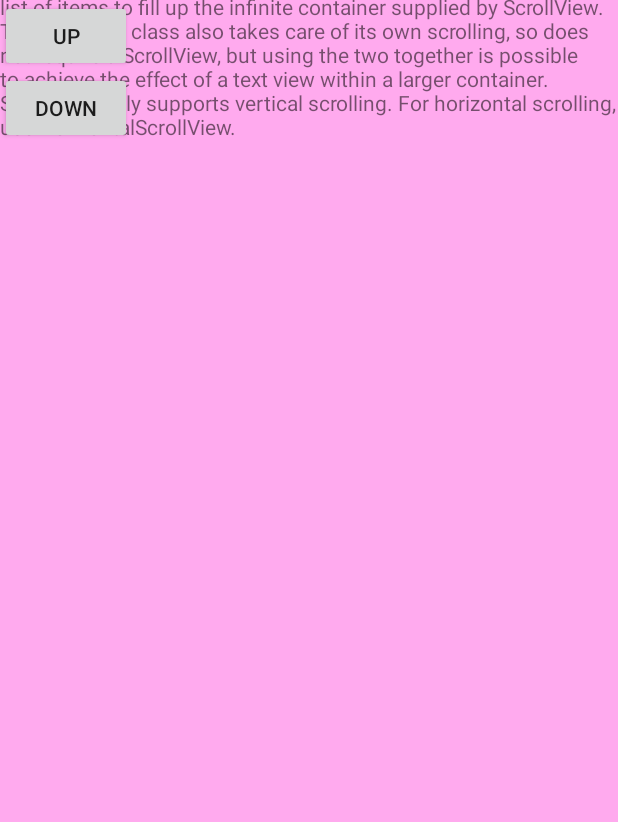
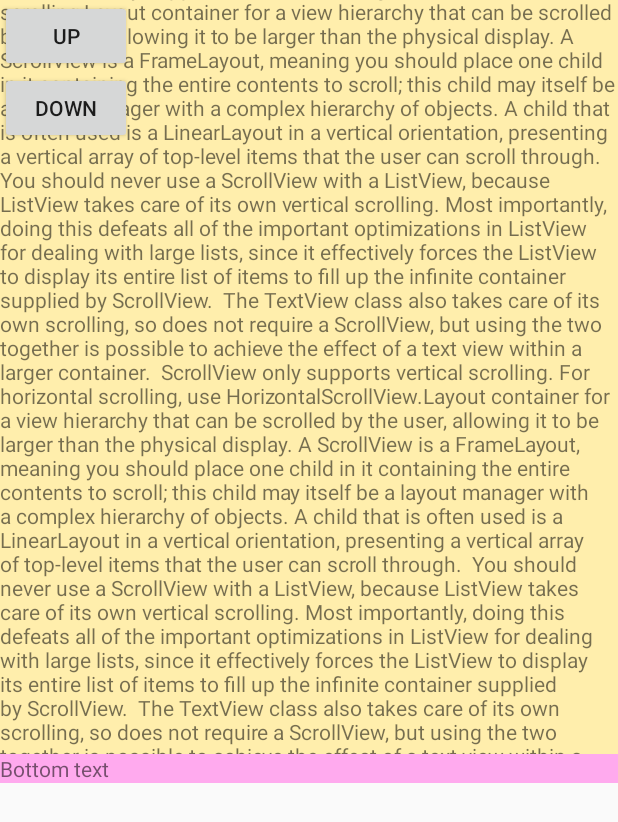
Before and after one commit to arsentiy-karpov/layout_sandbox, an Android app: the screen it shows after launch (MainActivity), after a tap on "UP", on a phone screen of 412 x 824 dp. Shown: the top 822 px of the screen. Run offline under Robolectric (Android 15) with nearby library versions, the light colour scheme and no system bars; 2 statements that could not run were skipped.

Commit message:
Working ScrollView with header and footer

```diff
--- a/app/src/main/java/com/example/akarpov/myapplication/ExtendendGroup.java
+++ b/app/src/main/java/com/example/akarpov/myapplication/ExtendendGroup.java
@@ -4,6 +4,7 @@ import android.content.Context;
 import android.util.AttributeSet;
 import android.util.Log;
 import android.widget.LinearLayout;
+import android.widget.RelativeLayout;
 
 /**
  * Created by akarpov on 1/20/15.
@@ -29,11 +30,15 @@ public class ExtendendGroup extends LinearLayout {
     }
 
     private int getDesiredHeight() {
-        return Math.round(mDisplayHeight * 1.7f);
+        return Math.round(mDisplayHeight*1.3f);
     }
 
     @Override
     protected void onMeasure(int widthMeasureSpec, int heightMeasureSpec) {
+        int parentWidthMode = MeasureSpec.getMode(widthMeasureSpec);
+        int parentHeightMode = MeasureSpec.getMode(heightMeasureSpec);
+        int parentWidth = MeasureSpec.getSize(widthMeasureSpec);
+        int parentHeight = MeasureSpec.getSize(heightMeasureSpec);
         int width = getDefaultSize(0, widthMeasureSpec);
         int height = getDesiredHeight();
         int widthSpec = MeasureSpec.makeMeasureSpec(width, MeasureSpec.AT_MOST);
@@ -42,4 +47,12 @@ public class ExtendendGroup extends LinearLayout {
         setMeasuredDimension(width, height);
         Log.d("Width, height:", String.valueOf(width) + " " + String.valueOf(height));
     }
+
+    @Override
+    protected void onLayout(boolean changed, int l, int t, int r, int b) {
+        super.onLayout(changed, l, t, r, b);
+//         for () {
+//
+//        }
+    }
 }
--- a/app/src/main/java/com/example/akarpov/myapplication/MainActivity.java
+++ b/app/src/main/java/com/example/akarpov/myapplication/MainActivity.java
@@ -35,10 +35,9 @@ public class MainActivity extends ActionBarActivity implements View.OnClickListe
         getSupportActionBar().hide();
         findViewById(R.id.up_btn).setOnClickListener(this);
         findViewById(R.id.down_btn).setOnClickListener(this);
-        mLogo = (ImageView) findViewById(R.id.toolbar_image);
-        mTextV = (TextView) findViewById(R.id.textV);
+//        mLogo = (ImageView) findViewById(R.id.toolbar_image);
         mContainer = (ExtendendGroup) findViewById(R.id.container);
-        mContainer.setDisplayHeight(getResources().getDisplayMetrics().heightPixels);
+        mContainer.setDisplayHeight(getWindowManager().getDefaultDisplay().getHeight());
     }
 
     @Override
--- a/app/src/main/res/layout/activity_main.xml
+++ b/app/src/main/res/layout/activity_main.xml
@@ -1,28 +1,38 @@
 <RelativeLayout xmlns:android="http://schemas.android.com/apk/res/android"
                 xmlns:tools="http://schemas.android.com/tools"
                 android:layout_width="match_parent"
-                android:layout_height="wrap_content"
+                android:layout_height="match_parent"
                 tools:context=".MainActivity">
 
     <com.example.akarpov.myapplication.ExtendendGroup
             android:id="@+id/container"
             android:layout_width="match_parent"
-                android:layout_height="wrap_content"
+            android:layout_height="match_parent"
             android:orientation="vertical"
             android:background="#ffaaee">
+        <LinearLayout android:layout_width="match_parent"
+                        android:layout_height="match_parent"
+                android:orientation="vertical">
+            <TextView android:id="@+id/above_text"
+                      android:layout_weight="0"
+                      android:layout_width="match_parent" android:layout_height="wrap_content"
+                      android:text="Most importantly, doing this defeats all of the important "/>
 
-            <com.example.akarpov.myapplication.FlyLayout
-                    android:id="@+id/toolbar_image"
-                    android:layout_width="match_parent"
+            <!--<com.example.akarpov.myapplication.FlyLayout-->
+            <!--android:id="@+id/toolbar_image"-->
+            <!--android:layout_width="match_parent"-->
+            <!--android:layout_height="300dp"-->
+            <!--android:src="@drawable/house"-->
+            <!--android:scaleType="centerCrop"-->
+            <!--android:adjustViewBounds="true"-->
+            <!--android:background="#0000bb"/>-->
+            <ScrollView android:layout_width="match_parent"
                         android:layout_height="match_parent"
-                    android:src="@drawable/house"
-                    android:scaleType="centerCrop"
-                    android:adjustViewBounds="true"
-                    android:background="#0000bb"/>
-
+                        android:layout_weight="1"
+                        android:background="#ffeeac">
                 <TextView
                         android:id="@+id/textV"
-                    android:layout_width="match_parent" android:layout_height="wrap_content"
+                        android:layout_width="match_parent" android:layout_height="match_parent"
                         android:text="Layout container for a view hierarchy that can be scrolled by the user, allowing it to be larger than the physical display. A ScrollView is a FrameLayout, meaning you should place one child in it containing the entire contents to scroll; this child may itself be a layout manager with a complex hierarchy of objects. A child that is often used is a LinearLayout in a vertical orientation, presenting a vertical array of top-level items that the user can scroll through.
 
 You should never use a ScrollView with a ListView, because ListView takes care of its own vertical scrolling. Most importantly, doing this defeats all of the important optimizations in ListView for dealing with large lists, since it effectively forces the ListView to display its entire list of items to fill up the infinite container supplied by ScrollView.
@@ -35,7 +45,32 @@ You should never use a ScrollView with a ListView, because ListView takes care o
 
 The TextView class also takes care of its own scrolling, so does not require a ScrollView, but using the two together is possible to achieve the effect of a text view within a larger container.
 
-ScrollView only supports vertical scrolling. For horizontal scrolling, use HorizontalScrollView."/>
+ScrollView only supports vertical scrolling. For horizontal scrolling,Layout container for a view hierarchy that can be scrolled by the user, allowing it to be larger than the physical display. A ScrollView is a FrameLayout, meaning you should place one child in it containing the entire contents to scroll; this child may itself be a layout manager with a complex hierarchy of objects. A child that is often used is a LinearLayout in a vertical orientation, presenting a vertical array of top-level items that the user can scroll through.
+
+You should never use a ScrollView with a ListView, because ListView takes care of its own vertical scrolling. Most importantly, doing this defeats all of the important optimizations in ListView for dealing with large lists, since it effectively forces the ListView to display its entire list of items to fill up the infinite container supplied by ScrollView.
+
+The TextView class also takes care of its own scrolling, so does not require a ScrollView, but using the two together is possible to achieve the effect of a text view within a larger container.
+
+ScrollView only supports vertical scrolling. For horizontal scrolling, use HorizontalScrollView.Layout container for a view hierarchy that can be scrolled by the user, allowing it to be larger than the physical display. A ScrollView is a FrameLayout, meaning you should place one child in it containing the entire contents to scroll; this child may itself be a layout manager with a complex hierarchy of objects. A child that is often used is a LinearLayout in a vertical orientation, presenting a vertical array of top-level items that the user can scroll through.
+
+You should never use a ScrollView with a ListView, because ListView takes care of its own vertical scrolling. Most importantly, doing this defeats all of the important optimizations in ListView for dealing with large lists, since it effectively forces the ListView to display its entire list of items to fill up the infinite container supplied by ScrollView.
+
+The TextView class also takes care of its own scrolling, so does not require a ScrollView, but using the two together is possible to achieve the effect of a text view within a larger container.
+
+ScrollView only supports vertical scrolling. For horizontal scrolling,ScrollView only supports vertical scrolling. For horizontal scrolling, use HorizontalScrollView.Layout container for a view hierarchy that can be scrolled by the user, allowing it to be larger than the physical display. A ScrollView is a FrameLayout, meaning you should place one child in it containing the entire contents to scroll; this child may itself be a layout manager with a complex hierarchy of objects. A child that is often used is a LinearLayout in a vertical orientation, presenting a vertical array of top-level items that the user can scroll through.
+
+You should never use a ScrollView with a ListView, because ListView takes care of its own vertical scrolling. Most importantly, doing this defeats all of the important optimizations in ListView for dealing with large lists, since it effectively forces the ListView to display its entire list of items to fill up the infinite container supplied by ScrollView.
+
+The TextView class also takes care of its own scrolling, so does not require a ScrollView, but using the two together is possible to achieve the effect of a text view within a larger container.
+
+ScrollView only supports vertical scrolling. For horizontal scrolling END"/>
+            </ScrollView>
+            <TextView
+                    android:id="@+id/below_text"
+                    android:layout_width="match_parent" android:layout_height="wrap_content"
+                    android:layout_weight="0"
+                    android:text="Bottom text "/>
+        </LinearLayout>
     </com.example.akarpov.myapplication.ExtendendGroup>
     <Button android:id="@+id/up_btn"
             android:layout_width="wrap_content"
```
Also changed, not shown: 1 other file. Lines whose indentation alone changed are shown as unchanged.
